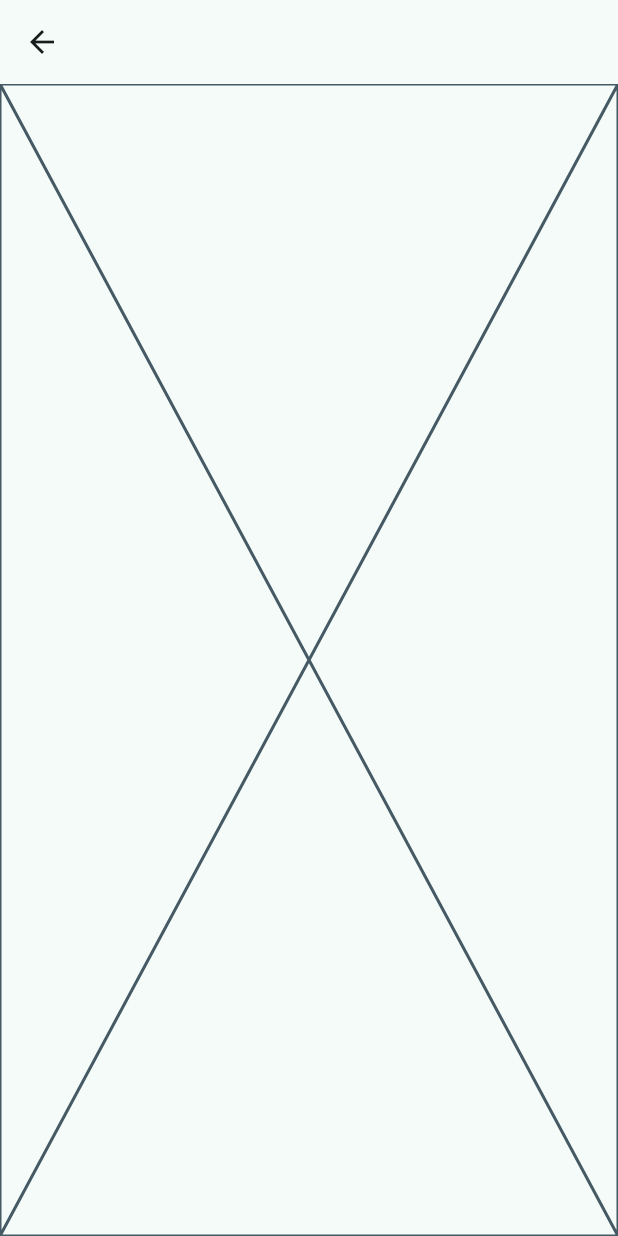
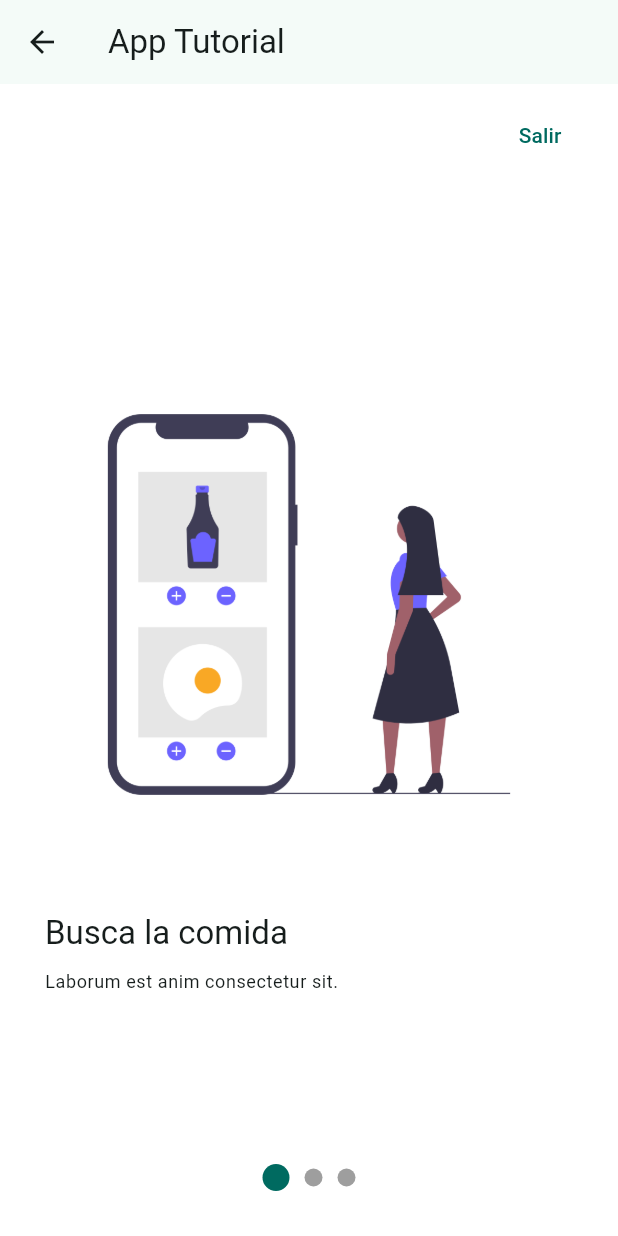
Before and after one commit to JToquica/widgets_app, a Flutter app: the AppTutorialScreen screen opened directly, on a phone screen of 412 x 824 dp. Run offline on Flutter 3.47's test engine with Material 2 defaults, Android fonts, the phone set to English and light mode, and no system bars; our stand-ins replace animate_do, go_router.

Commit message:
App Tutorial Terminado

```diff
--- a/lib/config/menu/menu_items.dart
+++ b/lib/config/menu/menu_items.dart
@@ -51,4 +51,10 @@ const List<MenuItem> appMenuItems = [
     link: "/ui-controls",
     icon: Icons.check_box,
   ),
+  MenuItem(
+    title: "App Tutorial",
+    subtitle: "Tutorial Intro App",
+    link: "/tutorial",
+    icon: Icons.accessibility_new_rounded,
+  ),
 ];
--- a/lib/config/router/app_router.dart
+++ b/lib/config/router/app_router.dart
@@ -40,5 +40,10 @@ final appRouter = GoRouter(
       path: '/ui-controls',
       builder: (context, state) => const UIControlsScreen(),
     ),
+    GoRoute(
+      name: AppTutorialScreen.name,
+      path: '/tutorial',
+      builder: (context, state) => const AppTutorialScreen(),
+    ),
   ],
 );
--- a/lib/presentation/screen/app_tutorial/app_tutorial_screen.dart
+++ b/lib/presentation/screen/app_tutorial/app_tutorial_screen.dart
@@ -1,17 +1,192 @@
+import 'package:animate_do/animate_do.dart';
 import 'package:flutter/material.dart';
+import 'package:go_router/go_router.dart';
 
-class AppTutorialScreen extends StatelessWidget {
+class SlideInfo {
+  final String title;
+  final String caption;
+  final String imageUrl;
+
+  SlideInfo(this.title, this.caption, this.imageUrl);
+}
+
+final slides = <SlideInfo>[
+  SlideInfo(
+    "Busca la comida",
+    "Laborum est anim consectetur sit.",
+    "assets/images/1.png",
+  ),
+  SlideInfo(
+    "Entrega rapida",
+    "In ea fugiat dolor et eiusmod aliqua velit nisi aute quis.",
+    "assets/images/2.png",
+  ),
+  SlideInfo(
+    "Disfruta la comida",
+    "Ex duis non nulla eiusmod incididunt nisi.",
+    "assets/images/3.png",
+  ),
+];
+
+class AppTutorialScreen extends StatefulWidget {
   static const name = "app_tutorial_screen";
 
   const AppTutorialScreen({super.key});
 
   @override
+  State<AppTutorialScreen> createState() => _AppTutorialScreenState();
+}
+
+class _AppTutorialScreenState extends State<AppTutorialScreen> {
+  final PageController pageViewController = PageController();
+  int currentPage = 0;
+  bool endReached = false;
+
+  @override
+  void initState() {
+    super.initState();
+    pageViewController.addListener(() {
+      final page = pageViewController.page ?? 0;
+      if (!endReached && page >= (slides.length - 1.5)) {
+        setState(() {
+          endReached = true;
+        });
+      }
+    });
+  }
+
+  @override
+  void dispose() {
+    pageViewController.dispose();
+    super.dispose();
+  }
+
+  @override
   Widget build(BuildContext context) {
+    final ColorScheme colors = Theme.of(context).colorScheme;
     return Scaffold(
+      backgroundColor: Colors.white,
       appBar: AppBar(
-        title: const Text(''),
+        title: const Text('App Tutorial'),
       ),
-      body: const Placeholder(),
+      body: Stack(
+        children: [
+          PageView(
+            controller: pageViewController,
+            onPageChanged: (value) {
+              currentPage = value;
+              setState(() {});
+            },
+            physics: const BouncingScrollPhysics(),
+            children: slides
+                .map(
+                  (slideData) => _Slide(
+                      title: slideData.title,
+                      caption: slideData.caption,
+                      imageUrl: slideData.imageUrl),
+                )
+                .toList(),
+          ),
+          Positioned(
+            top: 10,
+            right: 20,
+            child: TextButton(
+              onPressed: context.pop,
+              child: const Text("Salir"),
+            ),
+          ),
+          Positioned(
+            bottom: 30,
+            right: 20,
+            left: 20,
+            child: Row(
+              mainAxisAlignment: MainAxisAlignment.center,
+              children: slides.map((slide) {
+                final int index = slides.indexOf(slide);
+                final double size = index == currentPage ? 18 : 12;
+                final double radius = index == currentPage ? 9 : 6;
+                final Color color =
+                    index == currentPage ? colors.primary : Colors.grey;
+
+                return GestureDetector(
+                  onTap: () {
+                    pageViewController.animateToPage(
+                      index,
+                      duration: const Duration(milliseconds: 300),
+                      curve: Curves.easeIn,
+                    );
+                  },
+                  child: Container(
+                    margin: const EdgeInsets.symmetric(horizontal: 5),
+                    width: size,
+                    height: size,
+                    decoration: BoxDecoration(
+                      color: color,
+                      borderRadius: BorderRadius.circular(radius),
+                    ),
+                  ),
+                );
+              }).toList(),
+            ),
+          ),
+          endReached
+              ? Positioned(
+                  bottom: 40,
+                  right: 20,
+                  child: FadeInRight(
+                    from: 15,
+                    delay: const Duration(milliseconds: 500),
+                    child: FilledButton(
+                      onPressed: context.pop,
+                      child: const Text("Comenzar"),
+                    ),
+                  ),
+                )
+              : const SizedBox()
+        ],
+      ),
     );
   }
 }
+
+class _Slide extends StatelessWidget {
+  final String title;
+  final String caption;
+  final String imageUrl;
+
+  const _Slide({
+    required this.title,
+    required this.caption,
+    required this.imageUrl,
+  });
+
+  @override
+  Widget build(BuildContext context) {
+    final Size size = MediaQuery.of(context).size;
+    final TextStyle titleStyle = Theme.of(context).textTheme.titleLarge!;
+    final TextStyle captionStyle = Theme.of(context).textTheme.bodySmall!;
+
+    return Padding(
+      padding: const EdgeInsets.symmetric(horizontal: 30),
+      child: Center(
+        child: Column(
+          mainAxisAlignment: MainAxisAlignment.center,
+          crossAxisAlignment: CrossAxisAlignment.start,
+          children: [
+            Image.asset(imageUrl, height: size.height * 0.45),
+            const SizedBox(height: 20),
+            Text(
+              title,
+              style: titleStyle,
+            ),
+            const SizedBox(height: 10),
+            Text(
+              caption,
+              style: captionStyle,
+            ),
+          ],
+        ),
+      ),
+    );
+  }
+}
--- a/pubspec.yaml
+++ b/pubspec.yaml
@@ -7,6 +7,7 @@ environment:
   sdk: '>=2.19.4 <3.0.0'
 
 dependencies:
+  animate_do: ^3.0.2
   flutter:
     sdk: flutter
   go_router: ^6.5.8
@@ -18,3 +19,5 @@ dev_dependencies:
 
 flutter:
   uses-material-design: true
+  assets:
+    - assets/images/
```
Also changed, not shown: assets/images/1.png (added), assets/images/2.png (added), assets/images/3.png (added), assets/images/jar-loading.gif (added), pubspec.lock.
